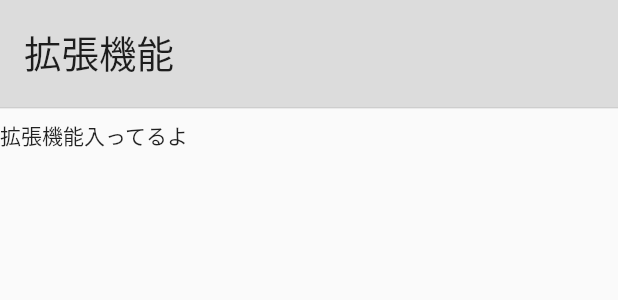
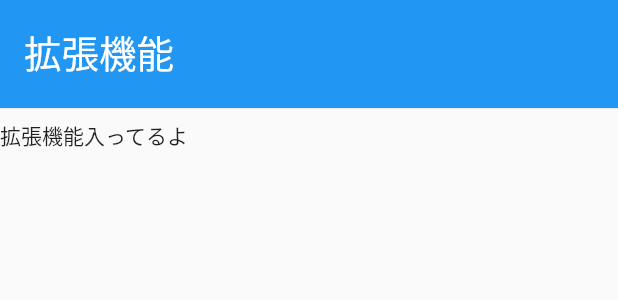
Before and after one commit to macoto5636/schedule_app, a Flutter app: the ExpantionDrawer widget shown alone on an empty page, opened directly, on a phone screen of 412 x 824 dp. Shown: the top 300 px of the screen. Run offline on Flutter 3.47's test engine with Material 2 defaults, Android fonts, the phone set to English and light mode, and no system bars.

Commit message:
update expantion drawer

```diff
--- a/lib/expantion_drawer.dart
+++ b/lib/expantion_drawer.dart
@@ -9,9 +9,15 @@ class ExpantionDrawer extends StatelessWidget {
           Container(
             height: 80,
             child: DrawerHeader(
-              child: Text('拡張機能',style: TextStyle(fontSize: 25),),
+              child: Text(
+                '拡張機能',
+                  style: TextStyle(
+                      fontSize: 25.0,
+                      color:Colors.white
+                  ),
+              ),
               decoration: BoxDecoration(
-                color: Colors.black12,
+                color: Theme.of(context).primaryColor,
               ),
             ),
           ),
@@ -24,6 +30,7 @@ class ExpantionDrawer extends StatelessWidget {
   }
 }
 
+//仮で作ってる
 class Sample extends StatelessWidget {
   final bool flag = true;
   @override
--- a/lib/main.dart
+++ b/lib/main.dart
@@ -13,6 +13,7 @@ class MyApp extends StatelessWidget {
     return MaterialApp(
       title: 'schedule_app',
       theme: ThemeData(
+        primaryColor: Colors.blue,
         primarySwatch: Colors.blue,
         visualDensity: VisualDensity.adaptivePlatformDensity,
       ),
@@ -39,6 +40,7 @@ class _MyHomePageState extends State<MyHomePage> {
     return Scaffold(
       drawer: Drawer(
         //拡張機能一覧
+          child: ExpantionDrawer()
       ),
       appBar: AppBar(
         title: Text(widget.title),
@@ -51,7 +53,6 @@ class _MyHomePageState extends State<MyHomePage> {
           )
         ],
       ),
-      drawer: Drawer(child: ExpantionDrawer()),
       body: Center(
         child: Column(
 
```
